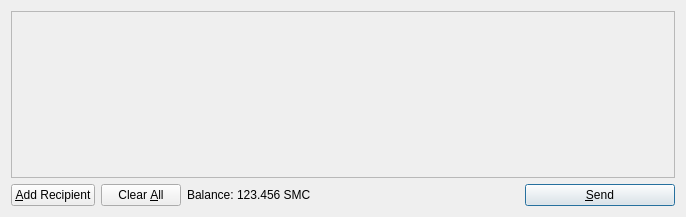
Old version of the form src/qt/forms/sendcoinsdialog.ui in the repository MyFirstCoin/MyFirstCoin.
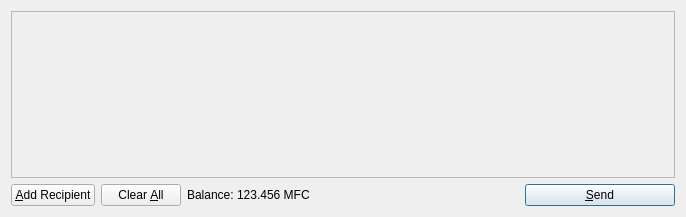
New version of the form. Icons and pictures are not drawn.

```diff
--- a/src/qt/forms/sendcoinsdialog.ui
+++ b/src/qt/forms/sendcoinsdialog.ui
@@ -119,7 +119,7 @@
           <cursorShape>IBeamCursor</cursorShape>
          </property>
          <property name="text">
-          <string>123.456 SMC</string>
+          <string>123.456 MFC</string>
          </property>
          <property name="textInteractionFlags">
           <set>Qt::LinksAccessibleByMouse|Qt::TextSelectableByKeyboard|Qt::TextSelectableByMouse</set>
```
